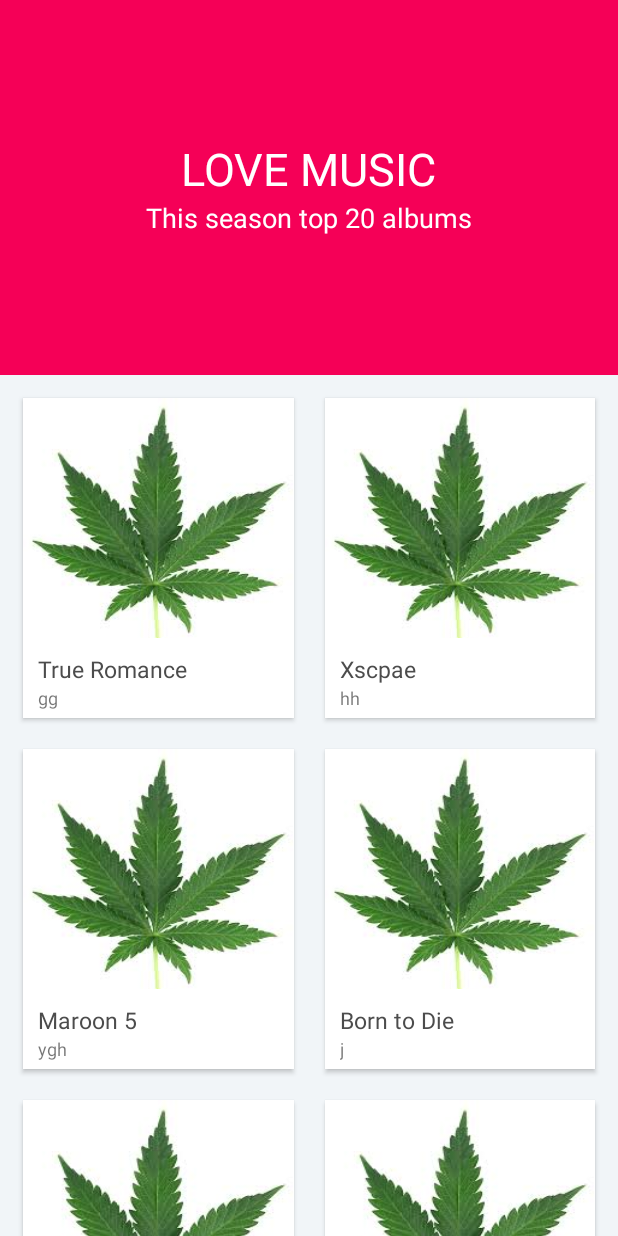
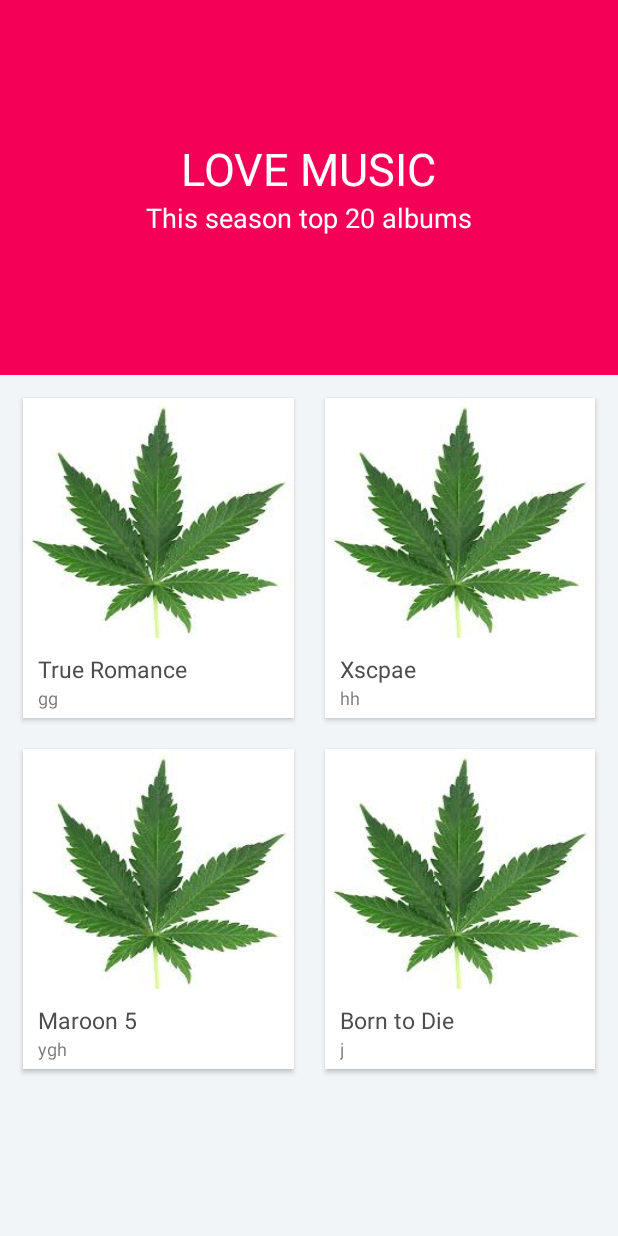
Before and after one commit to anamikagit/CardViewUI, an Android app: the screen it shows after launch (MainActivity), on a phone screen of 412 x 824 dp. Run offline under Robolectric (Android 15) with nearby library versions, the phone set to English and light mode, and no system bars.

Commit message:
keeping only 4 card views

```diff
--- a/app/src/main/java/com/example/anamika/cardviewui/MainActivity.java
+++ b/app/src/main/java/com/example/anamika/cardviewui/MainActivity.java
@@ -86,12 +86,13 @@ public class MainActivity extends AppCompatActivity {
                 R.drawable.image,
                 R.drawable.image,
                 R.drawable.image,
+               /* R.drawable.image,
                 R.drawable.image,
                 R.drawable.image,
                 R.drawable.image,
                 R.drawable.image,
-                R.drawable.image,
-                R.drawable.image,};
+                R.drawable.image,*/
+        };
 
         Data a = new Data("True Romance", "gg", covers[0]);
         dataList.add(a);
@@ -105,7 +106,7 @@ public class MainActivity extends AppCompatActivity {
         a = new Data("Born to Die", "j", covers[3]);
         dataList.add(a);
 
-        a = new Data("Honeymoon", "er", covers[4]);
+/*        a = new Data("Honeymoon", "er", covers[4]);
         dataList.add(a);
 
         a = new Data("I Need a Doctor", "sd", covers[5]);
@@ -121,7 +122,7 @@ public class MainActivity extends AppCompatActivity {
         dataList.add(a);
 
         a = new Data("Greatest Hits", "sx", covers[9]);
-        dataList.add(a);
+        dataList.add(a);*/
 
         gridCardAdapter.notifyDataSetChanged();
     }
```
